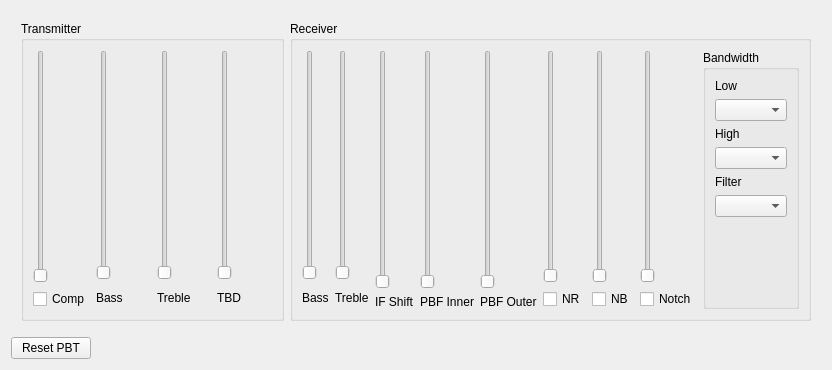
Before: the Qt Designer form transceiveradjustments.ui in adecarolis/wfweb, drawn with Qt 5.
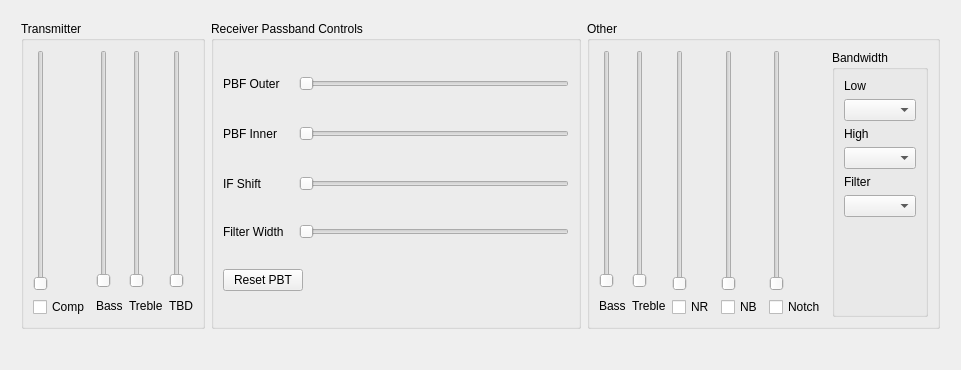
After: the same form once the commit is applied.

Commit message: Changed transceiver adjustments to be horizontal. Added passband width control to the transceiver adjustments.

Patch:
```diff
--- a/transceiveradjustments.ui
+++ b/transceiveradjustments.ui
@@ -6,8 +6,8 @@
    <rect>
     <x>0</x>
     <y>0</y>
-    <width>832</width>
-    <height>342</height>
+    <width>961</width>
+    <height>370</height>
    </rect>
   </property>
   <property name="windowTitle">
@@ -166,9 +166,219 @@
      <item>
       <widget class="QGroupBox" name="receiverControlsGroupBox">
        <property name="title">
-        <string>Receiver</string>
+        <string>Receiver Passband Controls</string>
        </property>
-       <layout class="QHBoxLayout" name="horizontalLayout_3">
+       <layout class="QVBoxLayout" name="verticalLayout_2">
+        <item>
+         <layout class="QHBoxLayout" name="horizontalLayout_7">
+          <property name="leftMargin">
+           <number>0</number>
+          </property>
+          <property name="topMargin">
+           <number>0</number>
+          </property>
+          <property name="rightMargin">
+           <number>0</number>
+          </property>
+          <property name="bottomMargin">
+           <number>0</number>
+          </property>
+          <item>
+           <widget class="QLabel" name="TPBFOuterLabel">
+            <property name="minimumSize">
+             <size>
+              <width>70</width>
+              <height>0</height>
+             </size>
+            </property>
+            <property name="maximumSize">
+             <size>
+              <width>70</width>
+              <height>16777215</height>
+             </size>
+            </property>
+            <property name="text">
+             <string>PBF Outer</string>
+            </property>
+           </widget>
+          </item>
+          <item>
+           <widget class="QSlider" name="TPBFOuterSlider">
+            <property name="minimumSize">
+             <size>
+              <width>230</width>
+              <height>20</height>
+             </size>
+            </property>
+            <property name="maximum">
+             <number>255</number>
+            </property>
+            <property name="orientation">
+             <enum>Qt::Horizontal</enum>
+            </property>
+           </widget>
+          </item>
+         </layout>
+        </item>
+        <item>
+         <layout class="QHBoxLayout" name="horizontalLayout_3">
+          <property name="leftMargin">
+           <number>0</number>
+          </property>
+          <property name="topMargin">
+           <number>0</number>
+          </property>
+          <property name="rightMargin">
+           <number>0</number>
+          </property>
+          <property name="bottomMargin">
+           <number>0</number>
+          </property>
+          <item>
+           <widget class="QLabel" name="TPBFInnerLabel">
+            <property name="minimumSize">
+             <size>
+              <width>70</width>
+              <height>0</height>
+             </size>
+            </property>
+            <property name="maximumSize">
+             <size>
+              <width>70</width>
+              <height>16777215</height>
+             </size>
+            </property>
+            <property name="text">
+             <string>PBF Inner</string>
+            </property>
+           </widget>
+          </item>
+          <item>
+           <widget class="QSlider" name="TPBFInnerSlider">
+            <property name="minimumSize">
+             <size>
+              <width>230</width>
+              <height>20</height>
+             </size>
+            </property>
+            <property name="maximum">
+             <number>255</number>
+            </property>
+            <property name="orientation">
+             <enum>Qt::Horizontal</enum>
+            </property>
+           </widget>
+          </item>
+         </layout>
+        </item>
+        <item>
+         <layout class="QHBoxLayout" name="horizontalLayout_6">
+          <item>
+           <widget class="QLabel" name="IFShiftLabel">
+            <property name="minimumSize">
+             <size>
+              <width>70</width>
+              <height>0</height>
+             </size>
+            </property>
+            <property name="maximumSize">
+             <size>
+              <width>70</width>
+              <height>16777215</height>
+             </size>
+            </property>
+            <property name="text">
+             <string>IF Shift</string>
+            </property>
+           </widget>
+          </item>
+          <item>
+           <widget class="QSlider" name="IFShiftSlider">
+            <property name="minimumSize">
+             <size>
+              <width>230</width>
+              <height>20</height>
+             </size>
+            </property>
+            <property name="maximum">
+             <number>255</number>
+            </property>
+            <property name="orientation">
+             <enum>Qt::Horizontal</enum>
+            </property>
+           </widget>
+          </item>
+         </layout>
+        </item>
+        <item>
+         <layout class="QHBoxLayout" name="horizontalLayout_9">
+          <item>
+           <widget class="QLabel" name="label">
+            <property name="minimumSize">
+             <size>
+              <width>70</width>
+              <height>0</height>
+             </size>
+            </property>
+            <property name="maximumSize">
+             <size>
+              <width>70</width>
+              <height>16777215</height>
+             </size>
+            </property>
+            <property name="text">
+             <string>Filter Width</string>
+            </property>
+           </widget>
+          </item>
+          <item>
+           <widget class="QSlider" name="passbandWidthSlider">
+            <property name="minimum">
+             <number>1</number>
+            </property>
+            <property name="maximum">
+             <number>100</number>
+            </property>
+            <property name="orientation">
+             <enum>Qt::Horizontal</enum>
+            </property>
+           </widget>
+          </item>
+         </layout>
+        </item>
+        <item>
+         <layout class="QHBoxLayout" name="horizontalLayout_8">
+          <item>
+           <widget class="QPushButton" name="resetPBTbtn">
+            <property name="text">
+             <string>Reset PBT</string>
+            </property>
+           </widget>
+          </item>
+          <item>
+           <spacer name="horizontalSpacer_2">
+            <property name="orientation">
+             <enum>Qt::Horizontal</enum>
+            </property>
+            <property name="sizeHint" stdset="0">
+             <size>
+              <width>40</width>
+              <height>20</height>
+             </size>
+            </property>
+           </spacer>
+          </item>
+         </layout>
+        </item>
+       </layout>
+      </widget>
+     </item>
+     <item>
+      <widget class="QGroupBox" name="otherGrpBox">
+       <property name="title">
+        <string>Other</string>
+       </property>
+       <layout class="QHBoxLayout" name="horizontalLayout_5">
         <item>
          <layout class="QVBoxLayout" name="bassRxVertLayout">
           <item>
@@ -229,111 +439,6 @@
           </item>
          </layout>
         </item>
-        <item>
-         <layout class="QVBoxLayout" name="IFShiftVertLayout">
-          <item>
-           <widget class="QSlider" name="IFShiftSlider">
-            <property name="minimumSize">
-             <size>
-              <width>0</width>
-              <height>230</height>
-             </size>
-            </property>
-            <property name="maximum">
-             <number>255</number>
-            </property>
-            <property name="orientation">
-             <enum>Qt::Vertical</enum>
-            </property>
-           </widget>
-          </item>
-          <item>
-           <widget class="QLabel" name="IFShiftLabel">
-            <property name="text">
-             <string>IF Shift</string>
-            </property>
-           </widget>
-          </item>
-         </layout>
-        </item>
-        <item>
-         <layout class="QVBoxLayout" name="PBFInnerVertLayout">
-          <property name="leftMargin">
-           <number>0</number>
-          </property>
-          <property name="topMargin">
-           <number>0</number>
-          </property>
-          <property name="rightMargin">
-           <number>0</number>
-          </property>
-          <property name="bottomMargin">
-           <number>0</number>
-          </property>
-          <item>
-           <widget class="QSlider" name="TPBFInnerSlider">
-            <property name="minimumSize">
-             <size>
-              <width>0</width>
-              <height>230</height>
-             </size>
-            </property>
-            <property name="maximum">
-             <number>255</number>
-            </property>
-            <property name="orientation">
-             <enum>Qt::Vertical</enum>
-            </property>
-           </widget>
-          </item>
-          <item>
-           <widget class="QLabel" name="TPBFInnerLabel">
-            <property name="text">
-             <string>PBF Inner</string>
-            </property>
-           </widget>
-          </item>
-         </layout>
-        </item>
-        <item>
-         <layout class="QVBoxLayout" name="TPBFOuterVertLayout">
-          <property name="leftMargin">
-           <number>0</number>
-          </property>
-          <property name="topMargin">
-           <number>0</number>
-          </property>
-          <property name="rightMargin">
-           <number>0</number>
-          </property>
-          <property name="bottomMargin">
-           <number>0</number>
-          </property>
-          <item>
-           <widget class="QSlider" name="TPBFOuterSlider">
-            <property name="minimumSize">
-             <size>
-              <width>0</width>
-              <height>230</height>
-             </size>
-            </property>
-            <property name="maximum">
-             <number>255</number>
-            </property>
-            <property name="orientation">
-             <enum>Qt::Vertical</enum>
-            </property>
-           </widget>
-          </item>
-          <item>
-           <widget class="QLabel" name="TPBFOuterLabel">
-            <property name="text">
-             <string>PBF Outer</string>
-            </property>
-           </widget>
-          </item>
-         </layout>
-        </item>
         <item>
          <layout class="QVBoxLayout" name="NRRxVertLayout">
           <item>
@@ -468,13 +573,6 @@
      <property name="topMargin">
       <number>0</number>
      </property>
-     <item>
-      <widget class="QPushButton" name="resetPBTbtn">
-       <property name="text">
-        <string>Reset PBT</string>
-       </property>
-      </widget>
-     </item>
      <item>
       <spacer name="horizontalSpacer">
        <property name="orientation">
```
The commit also changes 3 other files.
